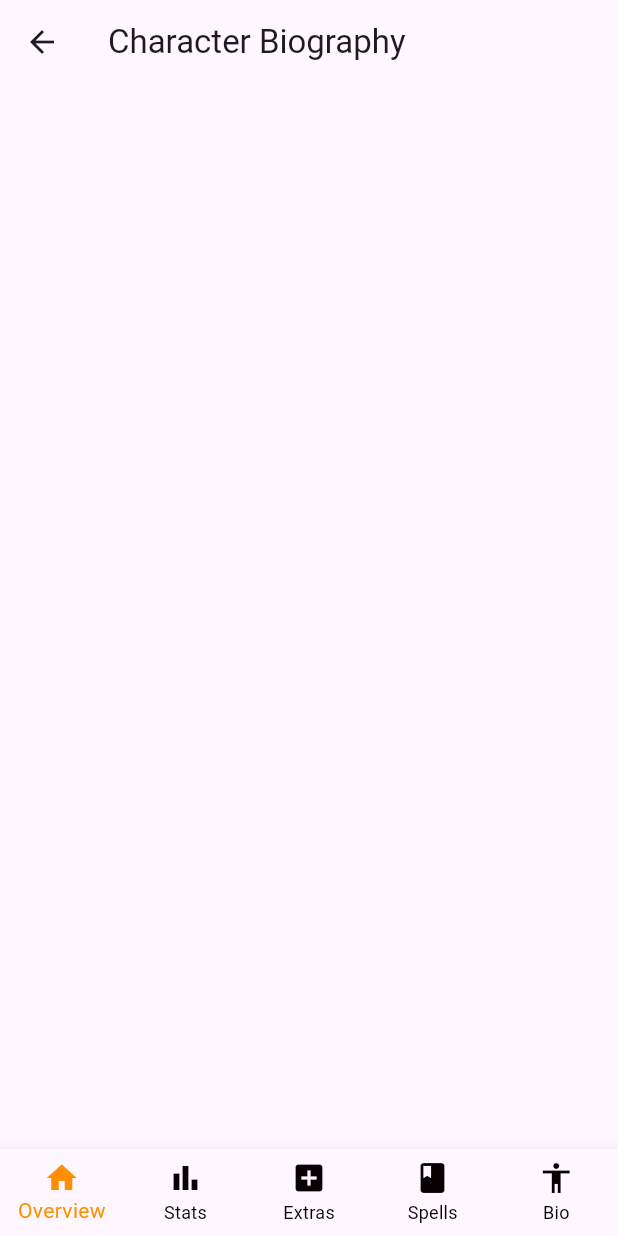
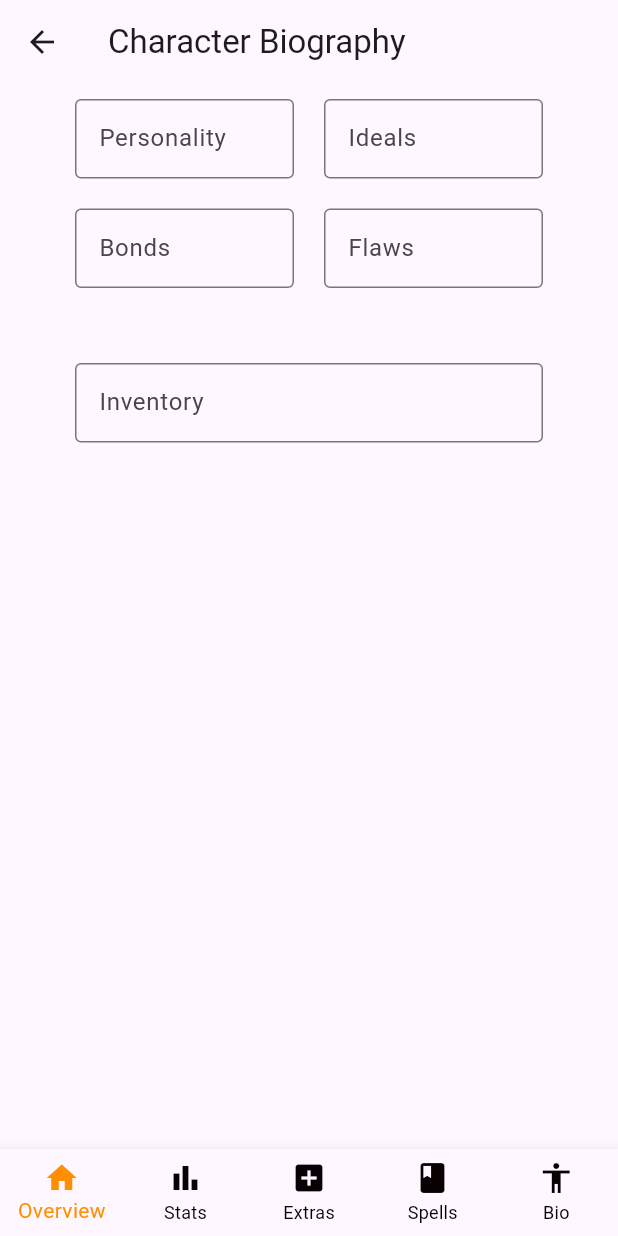
Before and after one commit to Zelius5/group_project, a Flutter app: the CharacterBioScreen screen opened directly, on a phone screen of 412 x 824 dp. Run offline on Flutter 3.47's test engine with Material 3 defaults, Android fonts, the phone set to English and light mode, and no system bars.

Commit message:
Fixed big bug :)

```diff
--- a/lib/screens/character_bio_screen.dart
+++ b/lib/screens/character_bio_screen.dart
@@ -9,7 +9,10 @@ import 'character_spells_screen.dart';
 import 'character_stats_screen.dart';
 
 class CharacterBioScreen extends StatefulWidget {
-  const CharacterBioScreen({Key? key}) : super(key: key);
+
+  final int? characterId;
+
+  const CharacterBioScreen({Key? key, this.characterId}) : super(key: key);
 
   @override
   _CharacterBioScreenState createState() => _CharacterBioScreenState();
@@ -19,6 +22,12 @@ class _CharacterBioScreenState extends State<CharacterBioScreen> {
   late Future<List<ProductDataModel>> _futureCharacters;
 
   int _currentIndex = 0;
+
+  @override
+  void initState() {
+    super.initState();
+    _futureCharacters = readJsonData();
+  }
 
   void navigateExtraScreen(BuildContext ctx) {
     Navigator.of(ctx).push(MaterialPageRoute(builder: (_) {
@@ -41,10 +50,121 @@ class _CharacterBioScreenState extends State<CharacterBioScreen> {
     }));
   }
 
+  Future<List<ProductDataModel>> readJsonData() async {
+    final jsondata = await rootBundle.rootBundle.loadString('jsonfile/productlist.json');
+    final list = json.decode(jsondata) as List<dynamic>;
+    return list.map((e) => ProductDataModel.fromJson(e)).toList();
+  }
+
   @override
   Widget build(BuildContext context) {
     return Scaffold(appBar: AppBar(
         title: const Text('Character Biography'),
+      ),
+      body: FutureBuilder<List<ProductDataModel>>(
+        future: _futureCharacters,
+        builder: (context, snapshot) {
+          if (snapshot.hasData) {
+            var items = snapshot.data!;
+            var selectedCharacter = items.firstWhere(
+              (character) => character.id == widget.characterId,
+              orElse: () => ProductDataModel(),
+            );
+
+            return Center(
+              child: Column(
+                crossAxisAlignment: CrossAxisAlignment.start,
+                children: [
+                  SizedBox(height: 10),
+                  Row(//#1
+                    children: [
+                      SizedBox(width: 50),
+                      Expanded(
+                        child: TextField(
+                          readOnly: false,
+                          controller: TextEditingController(text: selectedCharacter.personalityTraits ?? ''),
+                          decoration: InputDecoration(
+                            labelText: 'Personality',
+                            border: OutlineInputBorder(),
+                          ),
+                          style: TextStyle(fontSize: dynamicFontSizeText)
+                        ),
+                      ),
+                      SizedBox(width: 20),
+                      Expanded(
+                        child: TextField(
+                          readOnly: false,
+                          controller: TextEditingController(text: selectedCharacter.ideals ?? ''),
+                          decoration: InputDecoration(
+                            labelText: 'Ideals',
+                            border: OutlineInputBorder(),
+                          ),
+                          style: TextStyle(fontSize: dynamicFontSizeText)
+                        ),
+                      ),
+                      SizedBox(width: 50),
+                    ]
+                  ),
+                  SizedBox(height: 20),
+                  Row(//#1
+                    children: [
+                      SizedBox(width: 50),
+                      Expanded(
+                        child: TextField(
+                          readOnly: false,
+                          controller: TextEditingController(text: selectedCharacter.bonds ?? ''),
+                          decoration: InputDecoration(
+                            labelText: 'Bonds',
+                            border: OutlineInputBorder(),
+                          ),
+                          style: TextStyle(fontSize: dynamicFontSizeText)
+                        ),
+                      ),
+                      SizedBox(width: 20),
+                      Expanded(
+                        child: TextField(
+                          readOnly: false,
+                          controller: TextEditingController(text: selectedCharacter.flaws ?? ''),
+                          decoration: InputDecoration(
+                            labelText: 'Flaws',
+                            border: OutlineInputBorder(),
+                          ),
+                          style: TextStyle(fontSize: dynamicFontSizeText)
+                        ),
+                      ),
+                      SizedBox(width: 50),
+                    ]
+                  ),
+                  SizedBox(height: 50),
+                  Row(
+                    children: [
+                    SizedBox(width: 50),
+                    Expanded(
+                      child: TextField(
+                        minLines: 1,
+                        maxLines: 10,
+                        readOnly: false,
+                        controller: TextEditingController(text: selectedCharacter.inventory ?? ''),
+                        decoration: InputDecoration(
+                          labelText: 'Inventory',
+                          border: OutlineInputBorder(),
+                        ),
+                        style: TextStyle(fontSize: dynamicFontSizeText)
+                      ),
+                      ),
+                      SizedBox(width: 50),
+                    ],
+                  ),
+
+                ],
+              )
+            );
+          }else if (snapshot.hasError) {
+            return Center(child: Text("${snapshot.error}", style: TextStyle(fontSize: dynamicFontSizeText)));
+          } else {
+            return Center(child: CircularProgressIndicator());
+          }
+        },
       ),
       bottomNavigationBar: BottomNavigationBar(
         type: BottomNavigationBarType.fixed,
--- a/lib/screens/character_overview_screen.dart
+++ b/lib/screens/character_overview_screen.dart
@@ -118,7 +118,6 @@ class _CharacterOverviewScreenState extends State<CharacterOverviewScreen> {
                           onEditingComplete: () {
                             saveChanges(items); // Save changes when editing 'Name' is complete
                           },
-                          ),
                           style: TextStyle(fontSize: dynamicFontSizeText)
                         ),
                       ),
```
